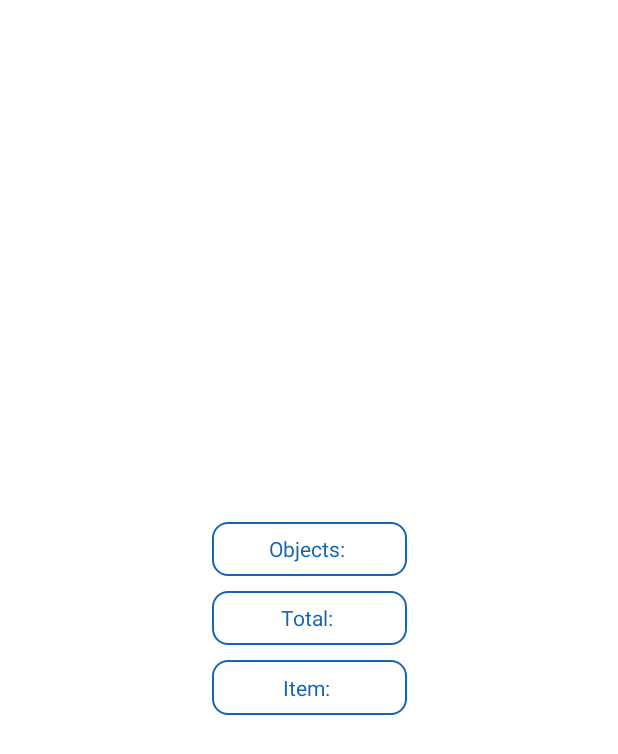
After one commit to Maxwell2Gyamfi/Android-Coins-Detection, an Android app: the layout results_dialog.xml on its own in the app's theme, with its tools: preview values and no code run, on a phone screen of 412 x 824 dp. The commit adds this screen. Shown: the top 754 px of the screen. Run offline under Robolectric (Android 15) with nearby library versions, the phone set to English and light mode, and no system bars.

Commit message:
Results dialog
Added and style dialog to display results of detection

```diff
--- a/app/src/main/java/com/example/coinsdetection/ConfidenceDialog.kt
+++ b/app/src/main/java/com/example/coinsdetection/ConfidenceDialog.kt
@@ -5,14 +5,12 @@ import android.app.Dialog
 import android.content.Context
 import android.os.Bundle
 import android.view.LayoutInflater
-import android.widget.EditText
 import android.widget.SeekBar
 import android.widget.TextView
 import androidx.appcompat.app.AppCompatDialogFragment
 
-open class ConfidenceDialog(val pyConfidence:String): AppCompatDialogFragment(){
+open class ConfidenceDialog(private val pyConfidence:String): AppCompatDialogFragment(){
     private lateinit var listener: ConfidenceDialogListener
-    private lateinit var confidence:EditText
     private lateinit var seekBar:SeekBar
     private lateinit var seekVal:TextView
     override fun onCreateDialog(savedInstanceState: Bundle?): Dialog {
--- a/app/src/main/res/layout/activity_detection_results.xml
+++ b/app/src/main/res/layout/activity_detection_results.xml
@@ -205,6 +205,7 @@
         app:layout_constraintTop_toBottomOf="@id/resultsImage">
 
         <androidx.appcompat.widget.AppCompatButton
+            android:onClick="showResults"
             android:layout_width="wrap_content"
             android:layout_height="match_parent"
             android:layout_weight="0.25"
--- /dev/null
+++ b/app/src/main/res/layout/results_dialog.xml
@@ -0,0 +1,55 @@
+<?xml version="1.0" encoding="utf-8"?>
+<androidx.constraintlayout.widget.ConstraintLayout xmlns:android="http://schemas.android.com/apk/res/android"
+    android:layout_width="match_parent"
+    android:layout_height="match_parent"
+    xmlns:app="http://schemas.android.com/apk/res-auto">
+
+
+    <LinearLayout
+        android:layout_width="150dp"
+        android:layout_height="150dp"
+        app:layout_constraintLeft_toLeftOf="parent"
+        app:layout_constraintRight_toRightOf="parent"
+        app:layout_constraintTop_toTopOf="parent"
+        android:gravity="center"
+        android:weightSum="1"
+        app:layout_constraintBottom_toBottomOf="parent"
+        android:orientation="vertical"
+        >
+        <TextView
+            android:id="@+id/objectsDialogTv"
+            android:layout_width="130dp"
+            android:layout_height="0dp"
+            android:layout_weight="0.33"
+            android:gravity="center"
+            android:layout_marginTop="10dp"
+            android:textColor="@color/custom_blue"
+            android:layout_marginBottom="10dp"
+            android:background="@drawable/default_option_border"
+            android:text="Objects: "></TextView>
+        <TextView
+            android:id="@+id/totalDialogTv"
+            android:layout_width="130dp"
+            android:layout_height="0dp"
+            android:layout_weight="0.33"
+            android:gravity="center"
+            android:textColor="@color/custom_blue"
+            android:layout_marginBottom="10dp"
+            android:background="@drawable/default_option_border"
+            android:text="Total: "></TextView>
+        <TextView
+            android:id="@+id/itemDialogTv"
+            android:layout_width="130dp"
+            android:layout_height="0dp"
+            android:layout_weight="0.33"
+            android:textColor="@color/custom_blue"
+            android:gravity="center"
+            android:layout_marginBottom="10dp"
+            android:background="@drawable/default_option_border"
+            android:text="Item: "></TextView>
+
+
+
+    </LinearLayout>
+
+</androidx.constraintlayout.widget.ConstraintLayout>
```
Also changed, not shown: app/src/main/java/com/example/coinsdetection/DetectionResults.kt (+12 -4 lines), app/src/main/java/com/example/coinsdetection/ResultsDialog.kt (added, +35 -0 lines), app/src/main/res/values/themes.xml (+9 -0 lines).
